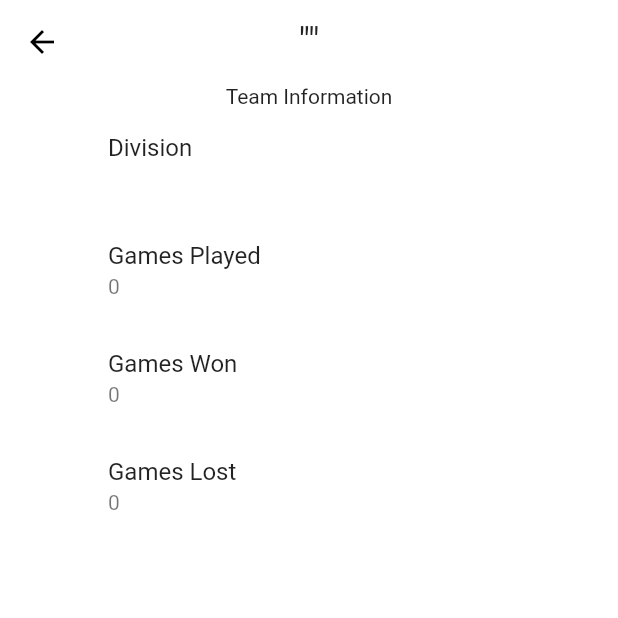
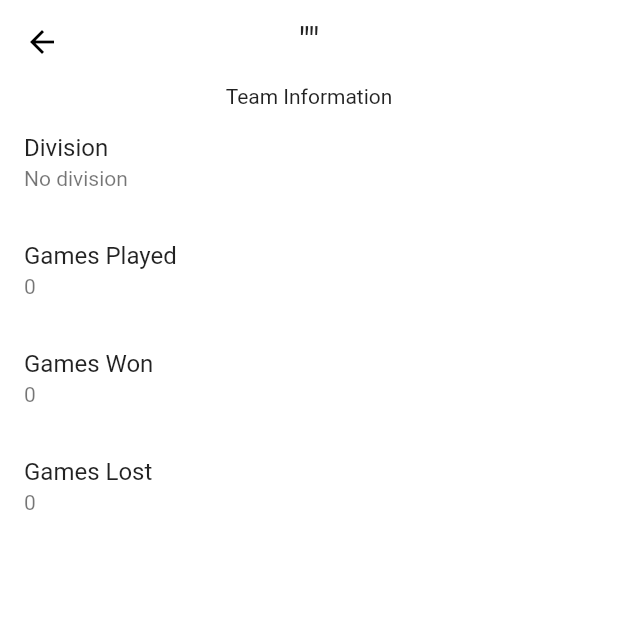
Before and after one commit to Simple-Computers-101/pond_hockey, a Flutter app: the TeamDetailsScreen screen opened directly with empty values, on a phone screen of 412 x 824 dp, the top half of it. Run offline on Flutter 3.47's test engine with Material 2 defaults, Android fonts, the phone set to English and light mode, and no system bars; our stand-ins replace auto_route, cloud_firestore, equatable, firebase_auth, flutter_bloc, flutter_form_builder and 4 more; missing offline and left inert: apple_sign_in, assorted_layout_widgets, enough_mail, enum_to_string, flutter_form_bloc, flutter_statusbarcolor and 1 more; accounts and stored records are empty; Roboto replaces fonts that are missing (Monda).

```diff
--- /dev/null
+++ b/lib/enums/division.dart
@@ -0,0 +1 @@
+enum Division { open, rec }
--- /dev/null
+++ b/lib/enums/viewing_mode.dart
@@ -0,0 +1 @@
+enum ViewingMode { viewing, scoring, editing }
--- a/lib/main.dart
+++ b/lib/main.dart
@@ -1,5 +1,6 @@
 import 'package:flutter/material.dart';
 import 'package:pond_hockey/router/router.gr.dart';
+import 'package:pond_hockey/screens/tournaments/widgets/tournament_viewing.dart';
 import 'package:pond_hockey/services/email/email_helper.dart';
 import 'package:pond_hockey/theme/style.dart';
 
@@ -33,13 +34,15 @@ class _MyAppState extends State<MyApp> with WidgetsBindingObserver {
 
   @override
   Widget build(BuildContext context) {
-    return MaterialApp(
+    return TournamentViewing(
+      child: MaterialApp(
         debugShowCheckedModeBanner: false,
         title: 'Pond Hockey',
         theme: Style().lightTheme,
         navigatorKey: Router.navigator.key,
         onGenerateRoute: Router.onGenerateRoute,
         initialRoute: Router.home,
+      ),
     );
   }
 }
--- a/lib/models/team.dart
+++ b/lib/models/team.dart
@@ -1,24 +1,28 @@
 import 'dart:convert';
+
+import 'package:enum_to_string/enum_to_string.dart';
+import 'package:flutter/widgets.dart';
+import 'package:pond_hockey/enums/division.dart';
 
 class Team {
   String id;
   String name;
   String currentTournament;
-  String division;
+  Division division;
   int gamesLost;
   int gamesPlayed;
   int gamesWon;
   int pointDifferential;
 
   Team({
-    this.id,
-    this.name,
-    this.currentTournament,
-    this.division,
-    this.gamesLost,
-    this.gamesPlayed,
-    this.gamesWon,
-    this.pointDifferential,
+    @required this.id,
+    @required this.name,
+    @required this.currentTournament,
+    @required this.division,
+    this.gamesLost = 0,
+    this.gamesPlayed = 0,
+    this.gamesWon = 0,
+    this.pointDifferential = 0,
   });
 
   Map<String, dynamic> toMap() {
@@ -26,7 +30,7 @@ class Team {
       'id': id,
       'name': name,
       'currentTournament': currentTournament,
-      'division': division,
+      'division': EnumToString.parse(division),
       'gamesLost': gamesLost,
       'gamesPlayed': gamesPlayed,
       'gamesWon': gamesWon,
@@ -41,7 +45,7 @@ class Team {
       id: map['id'],
       name: map['name'],
       currentTournament: map['currentTournament'],
-      division: map['division'],
+      division: EnumToString.fromString(Division.values, map['division']),
       gamesLost: map['gamesLost'],
       gamesPlayed: map['gamesPlayed'],
       gamesWon: map['gamesWon'],
--- a/lib/screens/tournaments/details/team_details.dart
+++ b/lib/screens/tournaments/details/team_details.dart
@@ -1,3 +1,4 @@
+import 'package:enum_to_string/enum_to_string.dart';
 import 'package:flutter/material.dart';
 import 'package:pond_hockey/components/appbar/appbar.dart';
 import 'package:pond_hockey/models/team.dart';
@@ -12,50 +13,29 @@ class TeamDetailsScreen extends StatelessWidget {
     return Scaffold(
       appBar: CustomAppBar(title: '"${team.name}"'),
       body: Center(
-        child: Column (
+          child: Column(
         children: <Widget>[
           Text("Team Information"),
           ListTile(
-              leading: Container(
-                width: 40, // can be whatever value you want
-                alignment: Alignment.center,
-
+            title: Text('Division'),
+            subtitle: Text(
+              EnumToString.parse(team.division) ?? 'No division',
             ),
-              title: Text('Division'),
-              subtitle: Text(team.division),
           ),
           ListTile(
-              leading: Container(
-                width: 40, // can be whatever value you want
-                alignment: Alignment.center,
-
-              ),
             title: Text('Games Played'),
             subtitle: Text(team.gamesPlayed.toString()),
           ),
           ListTile(
-              leading: Container(
-                width: 40, // can be whatever value you want
-                alignment: Alignment.center,
-
-              ),
             title: Text('Games Won'),
             subtitle: Text(team.gamesWon.toString()),
           ),
           ListTile(
-              leading: Container(
-                width: 40, // can be whatever value you want
-                alignment: Alignment.center,
-
-              ),
             title: Text('Games Lost'),
             subtitle: Text(team.gamesLost.toString()),
           )
-
         ],
-
-        )
-      ),
+      )),
     );
   }
 }
--- /dev/null
+++ b/lib/screens/tournaments/widgets/tournament_viewing.dart
@@ -0,0 +1,31 @@
+import 'package:flutter/material.dart';
+import 'package:pond_hockey/enums/viewing_mode.dart';
+
+class TournamentViewing extends StatefulWidget {
+  TournamentViewing({Key key, @required this.child}) : super(key: key);
+
+  final Widget child;
+
+  static _TournamentViewingState of(BuildContext context) {
+    return context.findAncestorStateOfType<_TournamentViewingState>();
+  }
+
+  @override
+  _TournamentViewingState createState() => _TournamentViewingState();
+}
+
+class _TournamentViewingState extends State<TournamentViewing> {
+  ViewingMode _mode;
+  ViewingMode get mode => _mode;
+
+  void changeMode(ViewingMode newMode) {
+    setState(() {
+      _mode = newMode;
+    });
+  }
+
+  @override
+  Widget build(BuildContext context) {
+    return widget.child;
+  }
+}
--- a/lib/screens/tournaments/widgets/tournaments_list.dart
+++ b/lib/screens/tournaments/widgets/tournaments_list.dart
@@ -5,7 +5,10 @@ import 'package:pond_hockey/models/tournament.dart';
 import 'package:pond_hockey/screens/tournaments/widgets/tournament_item.dart';
 
 class TournamentsList extends StatelessWidget {
-  const TournamentsList({Key key, this.documents}) : super(key: key);
+  const TournamentsList({
+    Key key,
+    this.documents,
+  }) : super(key: key);
 
   final List<dynamic> documents;
 
--- a/pubspec.yaml
+++ b/pubspec.yaml
@@ -38,7 +38,6 @@ dependencies:
   firebase_analytics: ^5.0.11
   google_sign_in: ^4.1.4
 
-  share: ^0.6.3+6
   outline_material_icons: ^0.1.1
 
   cupertino_icons: ^0.1.2
```
Also changed, not shown: lib/bloc/add_teams_form/add_teams_form.dart (+40 -15 lines), lib/models/game.dart (+50 -13 lines), lib/screens/home/home.dart (+62 -55 lines), lib/screens/tournaments/add_teams/add_teams.dart (+114 -46 lines), lib/screens/tournaments/details/game_item.dart (+4 -4 lines), lib/screens/tournaments/details/tournament_details.dart (+39 -46 lines), lib/services/databases/teams_repository.dart (+10 -0 lines), lib/services/seeding/three_gg_algorithm.dart (added, +44 -0 lines), pubspec.lock. Lines whose indentation alone changed are shown as unchanged.
